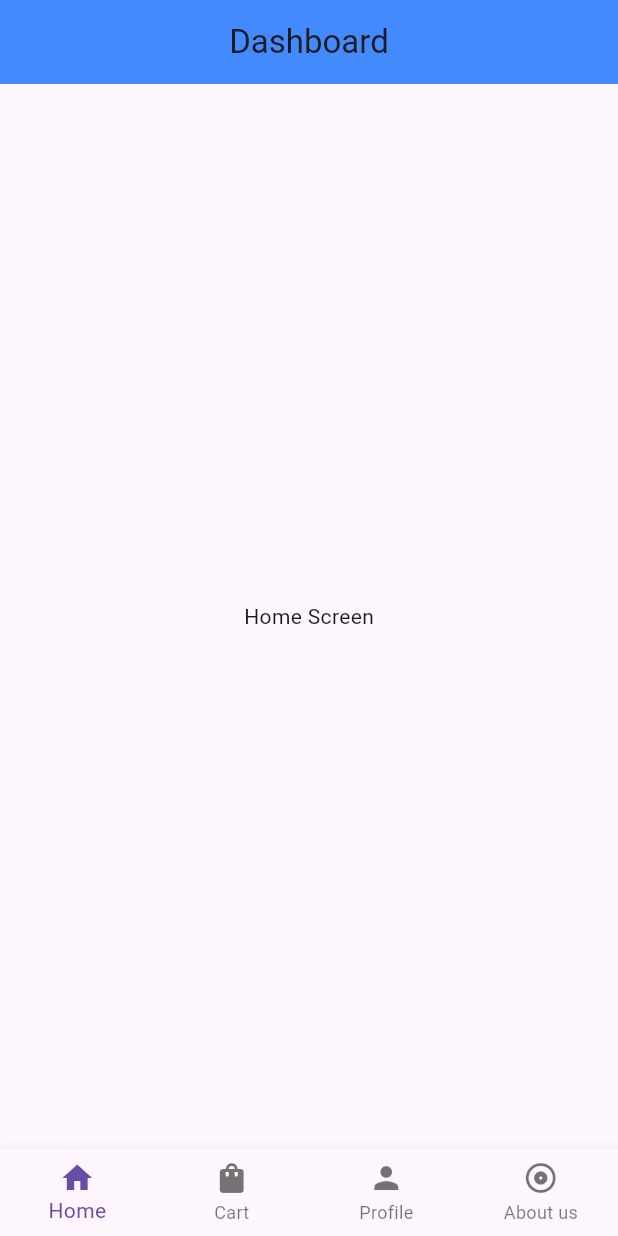
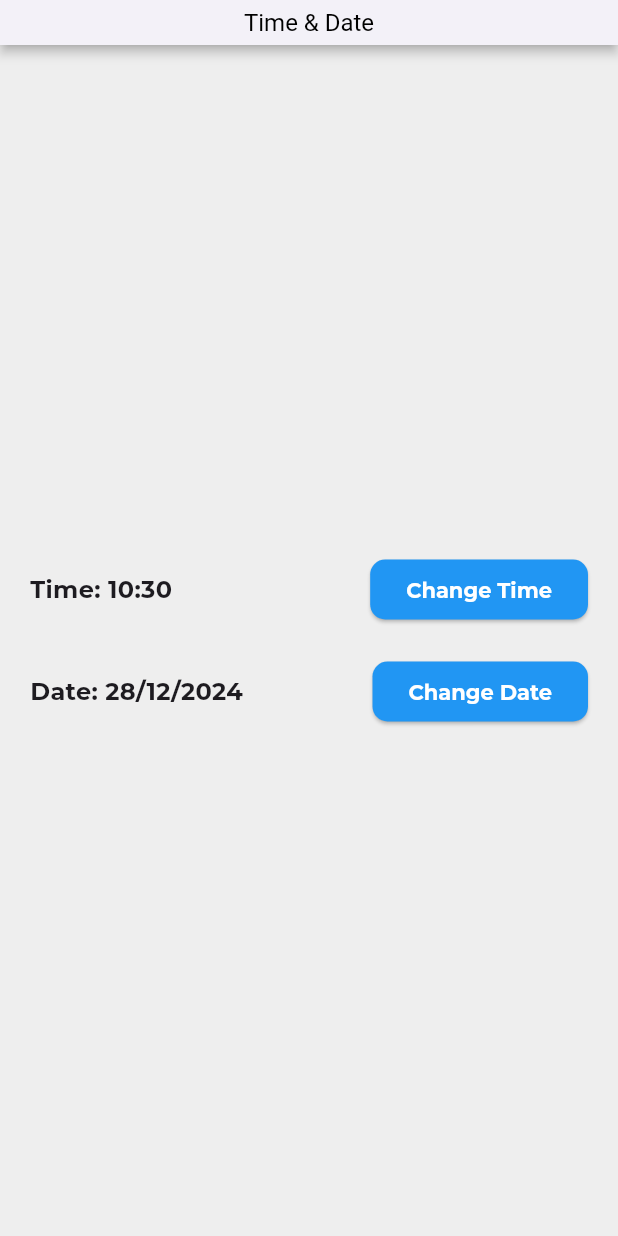
Before and after one commit to anjali7969/first_assignment, a Flutter app: the screen it shows after launch, on a phone screen of 412 x 824 dp. Run offline on Flutter 3.47's test engine with Material 3 defaults, Android fonts, the phone set to English and light mode, and no system bars; Roboto replaces fonts that are missing (Montserrat.Italic).

Commit message:
used fonts and themes

```diff
--- a/lib/app.dart
+++ b/lib/app.dart
@@ -1,11 +1,5 @@
-import 'package:first_assignment/view/bottom_navigation_view.dart';
-import 'package:first_assignment/view/card_view.dart';
-import 'package:first_assignment/view/datatable_view.dart';
-import 'package:first_assignment/view/dynamic_card_view.dart';
-import 'package:first_assignment/view/number_grid_view.dart';
-import 'package:first_assignment/view/stack_view.dart';
-import 'package:first_assignment/view/student_details_view.dart';
-import 'package:first_assignment/view/student_output_view.dart';
+import 'package:first_assignment/core/app_theme.dart';
+import 'package:first_assignment/view/time_date_view.dart';
 import 'package:flutter/material.dart';
 
 class MyApp extends StatelessWidget {
@@ -13,10 +7,13 @@ class MyApp extends StatelessWidget {
 
   @override
   Widget build(BuildContext context) {
-    return const MaterialApp(
+    return MaterialApp(
+      title: 'Font and Theme',
+      initialRoute: '/',
+      theme: getApplicationTheme(),
       debugShowCheckedModeBanner: false,
 
-      home: BottomNavigationView(),
+      home: const TimeDateView(),
       // Set the initial route
       // initialRoute: '/',
       // // Define the route mapping
--- /dev/null
+++ b/lib/core/app_theme.dart
@@ -0,0 +1,32 @@
+import 'package:flutter/material.dart';
+
+ThemeData getApplicationTheme() {
+  return ThemeData(
+    appBarTheme: const AppBarTheme(
+      centerTitle: true,
+      color: Color.fromARGB(255, 255, 255, 255),
+      elevation: 3,
+      shadowColor: Colors.black,
+      titleTextStyle: TextStyle(
+        fontSize: 16,
+        color: Colors.black,
+        // fontWeight: FontWeight.bold,
+        fontFamily: 'Montserrat.Italic',
+      ),
+      toolbarHeight: 30, // Reduced app bar height
+    ),
+    primarySwatch: Colors.blue,
+    scaffoldBackgroundColor: Colors.grey[200],
+    fontFamily: 'Montserrat Bold',
+    elevatedButtonTheme: ElevatedButtonThemeData(
+      style: ElevatedButton.styleFrom(
+        textStyle: const TextStyle(
+          fontSize: 14,
+          fontFamily: "Montserrat Bold",
+        ),
+        backgroundColor: Colors.blue, // Button background color
+        foregroundColor: Colors.white, // Button text color
+      ),
+    ),
+  );
+}
--- a/lib/view/dynamic_card_view.dart
+++ b/lib/view/dynamic_card_view.dart
@@ -1,5 +1,5 @@
-import 'package:first_assignment/common/my_card.dart';
-import 'package:first_assignment/common/mysnackbar.dart';
+import 'package:first_assignment/core/common/my_card.dart';
+import 'package:first_assignment/core/common/mysnackbar.dart';
 import 'package:flutter/material.dart';
 
 class DynamicCardView extends StatelessWidget {
--- a/lib/view/student_details_view.dart
+++ b/lib/view/student_details_view.dart
@@ -1,4 +1,4 @@
-import 'package:first_assignment/common/student_list_view.dart' as common;
+import 'package:first_assignment/core/common/student_list_view.dart' as common;
 import 'package:first_assignment/model/student.dart' as model;
 import 'package:flutter/material.dart';
 
--- a/lib/view/student_output_view.dart
+++ b/lib/view/student_output_view.dart
@@ -1,4 +1,4 @@
-import 'package:first_assignment/common/student_list_view.dart';
+import 'package:first_assignment/core/common/student_list_view.dart';
 import 'package:flutter/material.dart';
 import 'package:first_assignment/model/student.dart';
 
--- /dev/null
+++ b/lib/view/time_date_view.dart
@@ -0,0 +1,108 @@
+import 'package:flutter/material.dart';
+
+class TimeDateView extends StatefulWidget {
+  const TimeDateView({super.key});
+
+  @override
+  TimeDateViewState createState() => TimeDateViewState();
+}
+
+class TimeDateViewState extends State<TimeDateView> {
+  TimeOfDay? time = TimeOfDay.now();
+  DateTime? date = DateTime.now();
+
+  @override
+  Widget build(BuildContext context) {
+    return Scaffold(
+      appBar: AppBar(title: const Text('Time & Date')),
+      body: Column(
+        mainAxisAlignment: MainAxisAlignment.center,
+        children: [
+          // Row for Time and Change Time button (aligned to left and right)
+          Row(
+            mainAxisAlignment: MainAxisAlignment.spaceBetween,
+            children: [
+              Padding(
+                padding: const EdgeInsets.only(left: 20), // Padding on the left
+                child: Text(
+                  'Time: ${time!.hour}:${time!.minute}',
+                  style: const TextStyle(fontSize: 16), // Smaller font size
+                ),
+              ),
+              Padding(
+                padding:
+                    const EdgeInsets.only(right: 20), // Padding on the right
+                child: ElevatedButton(
+                  style: ElevatedButton.styleFrom(
+                    foregroundColor: Colors.white,
+                    backgroundColor: Colors
+                        .blue, // Set text color inside the button to white
+                    shape: RoundedRectangleBorder(
+                      borderRadius:
+                          BorderRadius.circular(10), // Rounded corners
+                    ),
+                  ),
+                  onPressed: () async {
+                    TimeOfDay? newTime = await showTimePicker(
+                      context: context,
+                      initialTime: time!,
+                    );
+                    if (newTime != null) {
+                      setState(() {
+                        time = newTime;
+                      });
+                    }
+                  },
+                  child: const Text('Change Time'),
+                ),
+              ),
+            ],
+          ),
+          const SizedBox(height: 20), // Spacer for separation
+          // Row for Date and Change Date button (aligned to left and right)
+          Row(
+            mainAxisAlignment: MainAxisAlignment.spaceBetween,
+            children: [
+              Padding(
+                padding: const EdgeInsets.only(left: 20), // Padding on the left
+                child: Text(
+                  'Date: ${date!.day}/${date!.month}/${date!.year}',
+                  style: const TextStyle(fontSize: 16), // Smaller font size
+                ),
+              ),
+              Padding(
+                padding:
+                    const EdgeInsets.only(right: 20), // Padding on the right
+                child: ElevatedButton(
+                  style: ElevatedButton.styleFrom(
+                    foregroundColor: Colors.white,
+                    backgroundColor: Colors
+                        .blue, // Set text color inside the button to white
+                    shape: RoundedRectangleBorder(
+                      borderRadius:
+                          BorderRadius.circular(10), // Rounded corners
+                    ),
+                  ),
+                  onPressed: () async {
+                    DateTime? newDate = await showDatePicker(
+                      context: context,
+                      initialDate: date!,
+                      firstDate: DateTime(2000),
+                      lastDate: DateTime(2050),
+                    );
+                    if (newDate != null) {
+                      setState(() {
+                        date = newDate;
+                      });
+                    }
+                  },
+                  child: const Text('Change Date'),
+                ),
+              ),
+            ],
+          ),
+        ],
+      ),
+    );
+  }
+}
```
Also changed, not shown: lib/view/bottom_screen/about.dart (+36 -4 lines), pubspec.yaml (+18 -11 lines), assets/fonts/Montserrat-Bold.ttf (added), assets/fonts/Montserrat-Italic.ttf (added), assets/fonts/Montserrat-Regular.ttf (added), lib/core/common/my_card.dart (renamed from lib/common/my_card.dart), lib/core/common/mysnackbar.dart (renamed from lib/common/mysnackbar.dart), lib/core/common/student_list_view.dart (renamed from lib/common/student_list_view.dart), pubspec.lock.
